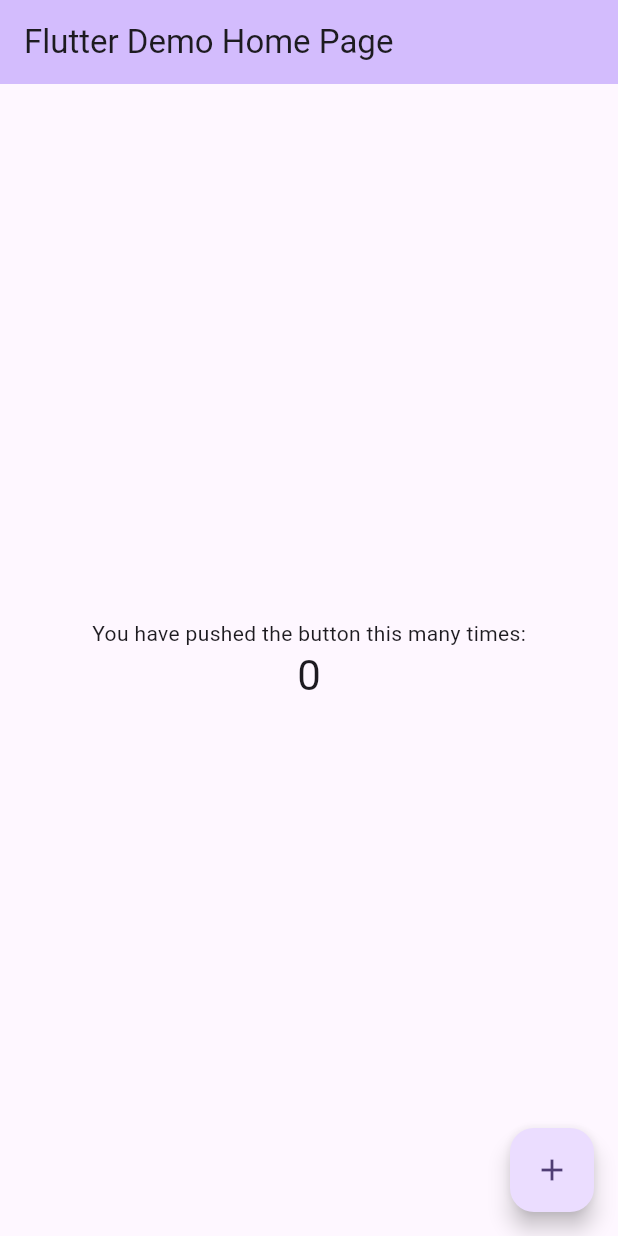
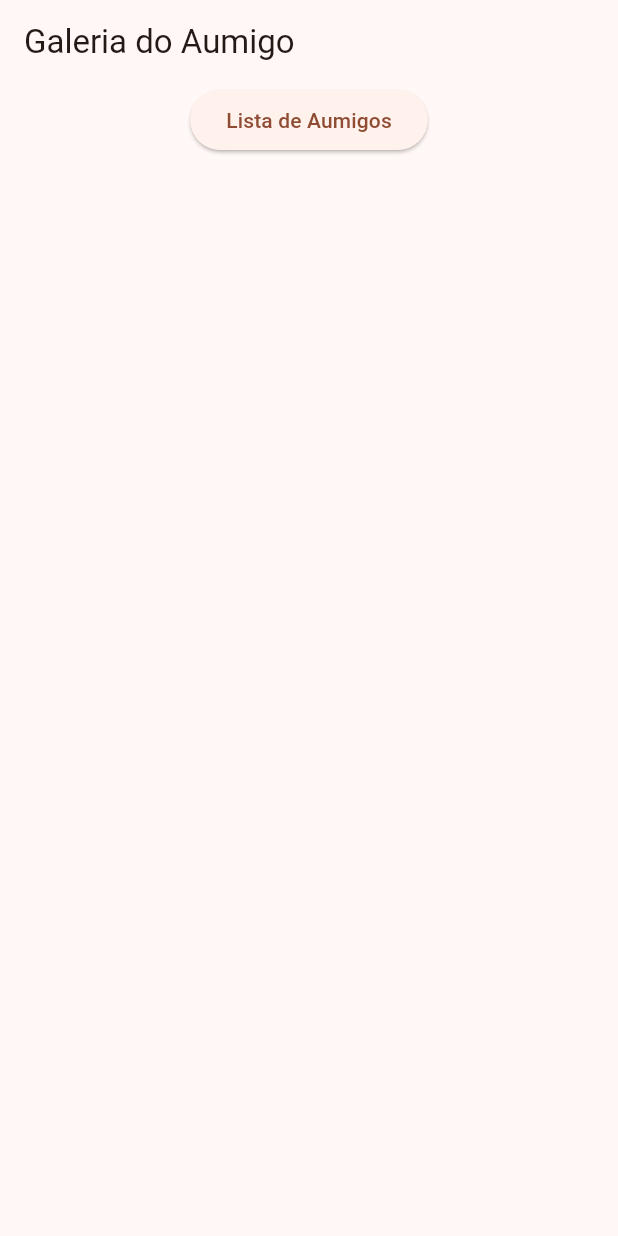
Before and after one commit to biamcf/Galeria-do-Aumigo, a Flutter app: the screen it shows after launch, on a phone screen of 412 x 824 dp. Run offline on Flutter 3.47's test engine with Material 3 defaults, Android fonts, the phone set to English and light mode, and no system bars.

Commit message:
Adição do botão de listar aumigos

```diff
--- a/lib/main.dart
+++ b/lib/main.dart
@@ -1,4 +1,5 @@
 import 'package:flutter/material.dart';
+
 
 void main() {
   runApp(const MyApp());
@@ -7,65 +8,42 @@ void main() {
 class MyApp extends StatelessWidget {
   const MyApp({super.key});
 
-  // This widget is the root of your application.
   @override
   Widget build(BuildContext context) {
     return MaterialApp(
-      title: 'Flutter Demo',
+      title: 'Galeria do Aumigo',
       theme: ThemeData(
-        colorScheme: .fromSeed(seedColor: Colors.deepPurple),
+        colorScheme: .fromSeed(seedColor: Colors.brown),
       ),
-      home: const MyHomePage(title: 'Flutter Demo Home Page'),
+      home: const MyHomePage(title: 'Galeria do Aumigo'),
     );
   }
 }
 
-class MyHomePage extends StatefulWidget {
+class MyHomePage extends StatelessWidget {
   const MyHomePage({super.key, required this.title});
 
   final String title;
 
   @override
-  State<MyHomePage> createState() => _MyHomePageState();
-}
-
-class _MyHomePageState extends State<MyHomePage> {
-  int _counter = 0;
-
-  void _incrementCounter() {
-    setState(() {
-
-      _counter++;
-    });
-  }
-
-  @override
   Widget build(BuildContext context) {
     return Scaffold(
       appBar: AppBar(
+        title: Text('Galeria do Aumigo'),
+        ),
+      body: Center(
+              child: Column(
+              children: [
+                ElevatedButton(
+                  onPressed: () { },
+                  child: Text('Lista de Aumigos'),
+                ),
+              ],
+              ),
+      )
 
-        backgroundColor: Theme.of(context).colorScheme.inversePrimary,
+      ,);
 
-        title: Text(widget.title),
-      ),
-      body: Center(
 
-        child: Column(
-          mainAxisAlignment: .center,
-          children: [
-            const Text('You have pushed the button this many times:'),
-            Text(
-              '$_counter',
-              style: Theme.of(context).textTheme.headlineMedium,
-            ),
-          ],
-        ),
-      ),
-      floatingActionButton: FloatingActionButton(
-        onPressed: _incrementCounter,
-        tooltip: 'Increment',
-        child: const Icon(Icons.add),
-      ),
-    );
   }
 }
```
